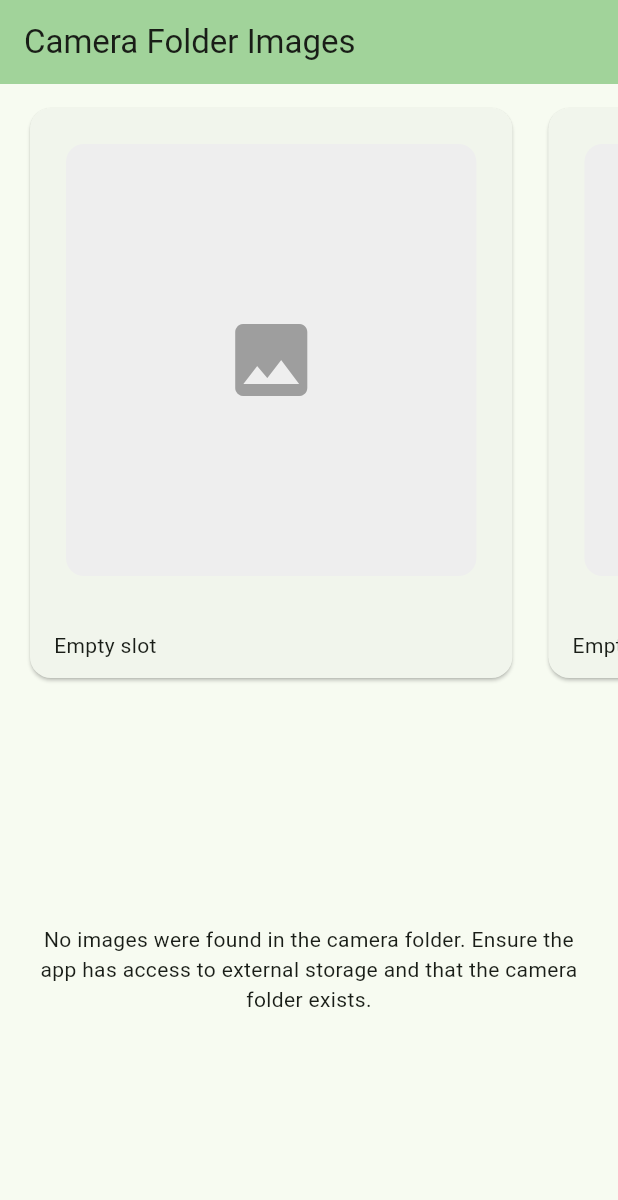
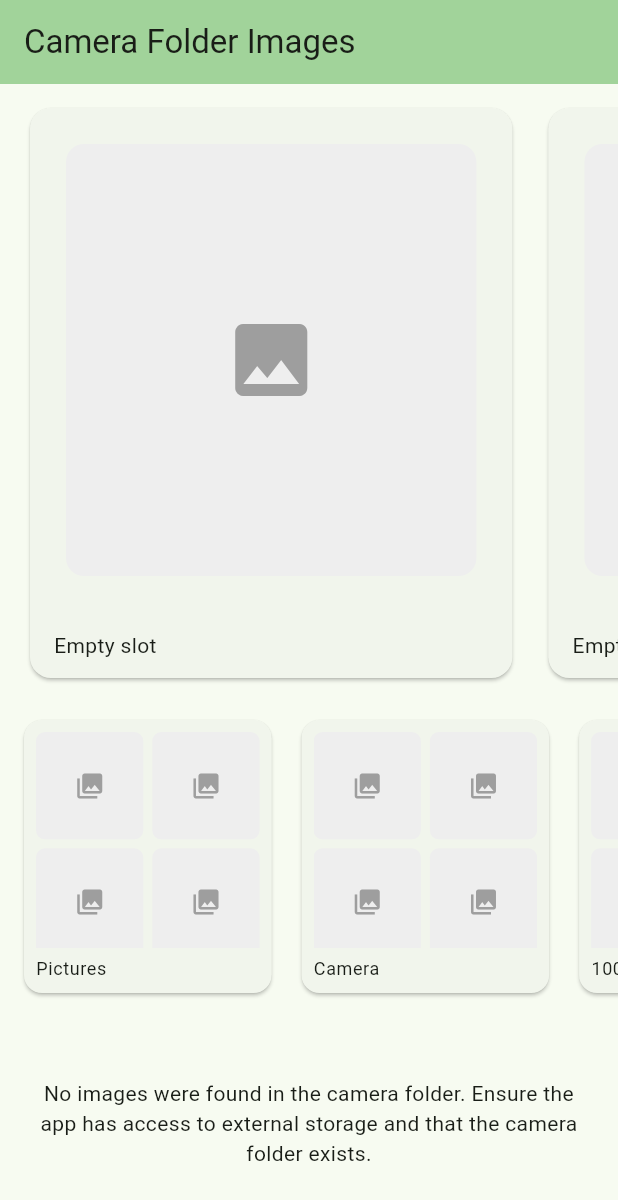
Before and after one commit to tselisomolukanele/space-saver, a Flutter app: the screen it shows after launch, on a phone screen of 412 x 824 dp. Shown: the top 1200 px of the screen. Run offline on Flutter 3.47's test engine with Material 3 defaults, Android fonts, the phone set to English and light mode, and no system bars; our stand-ins replace permission_handler.

Commit message:
list folders.  what will be albums

```diff
--- a/lib/main.dart
+++ b/lib/main.dart
@@ -34,6 +34,10 @@ class MyHomePage extends StatefulWidget {
 class _MyHomePageState extends State<MyHomePage> {
   final List<File> _cameraImages = [];
   bool _loading = true;
+  // Candidate folders scanned for images (displayed in the folder scroller)
+  final List<String> _candidateDirs = [];
+  // Map of folder path -> up to 4 thumbnail files for that folder
+  final Map<String, List<File>> _dirThumbnails = {};
 
   @override
   void initState() {
@@ -114,11 +118,15 @@ class _MyHomePageState extends State<MyHomePage> {
       '/camera',
     ];
 
+    // Prepare temporary containers then set state once to update UI.
+    final foundCameraImages = <File>[];
+    final candidateList = <String>[];
+    final thumbnails = <String, List<File>>{};
+
     for (final path in candidateDirs) {
+      candidateList.add(path);
       final folder = Directory(path);
       if (await folder.exists()) {
-        final entities = await folder.list().toList();
-
         final files = folder
             .listSync()
             .whereType<File>()
@@ -133,16 +141,24 @@ class _MyHomePageState extends State<MyHomePage> {
             .toList();
 
         if (files.isNotEmpty) {
-          setState(() {
-            _cameraImages.addAll(files);
-            _loading = false;
-          });
-          return;
+          // Keep up to 4 thumbnails to show in the folder scroller.
+          thumbnails[path] = files.take(4).toList();
+          // If we haven't populated the main image list yet, use the first non-empty folder.
+          if (foundCameraImages.isEmpty) {
+            foundCameraImages.addAll(files);
+          }
         }
       }
     }
 
     setState(() {
+      _candidateDirs.clear();
+      _candidateDirs.addAll(candidateList);
+      _dirThumbnails.clear();
+      _dirThumbnails.addAll(thumbnails);
+      if (foundCameraImages.isNotEmpty) {
+        _cameraImages.addAll(foundCameraImages);
+      }
       _loading = false;
     });
   }
@@ -168,6 +184,7 @@ class _MyHomePageState extends State<MyHomePage> {
 
     return Column(
       children: [
+        // Main image scroller (top, half height)
         SizedBox(
           height: halfHeight,
           child: ListView.builder(
@@ -242,6 +259,89 @@ class _MyHomePageState extends State<MyHomePage> {
             },
           ),
         ),
+
+        // Folder scroller (slightly smaller, two-row thumbnails per folder)
+        Builder(builder: (context) {
+          final folderHeight = halfHeight * 0.5;
+          final candidates = _candidateDirs.isNotEmpty ? _candidateDirs : [for (var i = 0; i < 3; i++) ''];
+          return SizedBox(
+            height: folderHeight,
+            child: ListView.builder(
+              scrollDirection: Axis.horizontal,
+              padding: const EdgeInsets.symmetric(vertical: 8, horizontal: 12),
+              itemCount: candidates.length,
+              itemBuilder: (context, idx) {
+                final dir = candidates[idx];
+                final thumbs = dir.isNotEmpty ? (_dirThumbnails[dir] ?? []) : [];
+                final itemWidth = MediaQuery.of(context).size.width * 0.42;
+                return Padding(
+                  padding: const EdgeInsets.only(right: 12),
+                  child: SizedBox(
+                    width: itemWidth,
+                    child: Card(
+                      clipBehavior: Clip.antiAlias,
+                      shape: RoundedRectangleBorder(
+                        borderRadius: BorderRadius.circular(12),
+                      ),
+                      child: Padding(
+                        padding: const EdgeInsets.all(8.0),
+                        child: Column(
+                          crossAxisAlignment: CrossAxisAlignment.stretch,
+                          children: [
+                            // 2x2 small thumbnails
+                            Expanded(
+                              child: GridView.count(
+                                crossAxisCount: 2,
+                                mainAxisSpacing: 6,
+                                crossAxisSpacing: 6,
+                                physics: const NeverScrollableScrollPhysics(),
+                                children: List.generate(4, (i) {
+                                  if (thumbs.length > i) {
+                                    return ClipRRect(
+                                      borderRadius: BorderRadius.circular(6),
+                                      child: Image.file(
+                                        thumbs[i],
+                                        fit: BoxFit.cover,
+                                      ),
+                                    );
+                                  }
+
+                                  return Container(
+                                    decoration: BoxDecoration(
+                                      color: Colors.grey.shade200,
+                                      borderRadius: BorderRadius.circular(6),
+                                    ),
+                                    child: const Center(
+                                      child: Icon(
+                                        Icons.photo_library,
+                                        size: 20,
+                                        color: Colors.grey,
+                                      ),
+                                    ),
+                                  );
+                                }),
+                              ),
+                            ),
+                            const SizedBox(height: 6),
+                            Text(
+                              dir.isNotEmpty
+                                  ? dir.split(Platform.pathSeparator).last
+                                  : 'Unknown',
+                              style: Theme.of(context).textTheme.bodySmall,
+                              maxLines: 2,
+                              overflow: TextOverflow.ellipsis,
+                            ),
+                          ],
+                        ),
+                      ),
+                    ),
+                  ),
+                );
+              },
+            ),
+          );
+        }),
+
         Expanded(
           child: Center(
             child: Padding(
```
